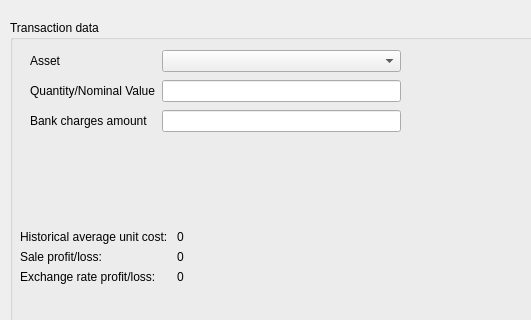
This is report/accounting/asset_management/ch.banana.portfolio.management.sales.dialog.ui in BananaAccounting/Universal as Qt 5 draws it before an edit; both pictures show x 0 to 531 and y 0 to 320 of the 681 by 639 pixel window. The edited form follows.
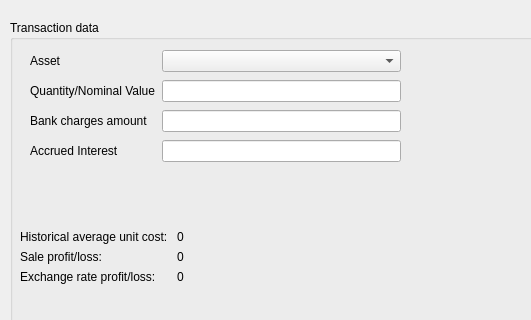
This is the edited form.

Commit message:
aggiorna modifiche portfolio management
-aggiorna registrazioni obbligazioni

Diff of the .ui file:
```diff
--- a/report/accounting/asset_management/ch.banana.portfolio.management.sales.dialog.ui
+++ b/report/accounting/asset_management/ch.banana.portfolio.management.sales.dialog.ui
@@ -31,7 +31,7 @@
       <x>20</x>
       <y>30</y>
       <width>371</width>
-      <height>121</height>
+      <height>161</height>
      </rect>
     </property>
     <layout class="QFormLayout" name="formLayout">
@@ -68,6 +68,16 @@
      <item row="0" column="1">
       <widget class="QComboBox" name="item_comboBox"/>
      </item>
+     <item row="3" column="0">
+      <widget class="QLabel" name="accrude_interest_label">
+       <property name="text">
+        <string>Accrued Interest</string>
+       </property>
+      </widget>
+     </item>
+     <item row="3" column="1">
+      <widget class="QLineEdit" name="accrued_interest_lineEdit"/>
+     </item>
     </layout>
    </widget>
    <widget class="QPushButton" name="showResultsPreview_button">
```
The commit also changes 5 other files.
